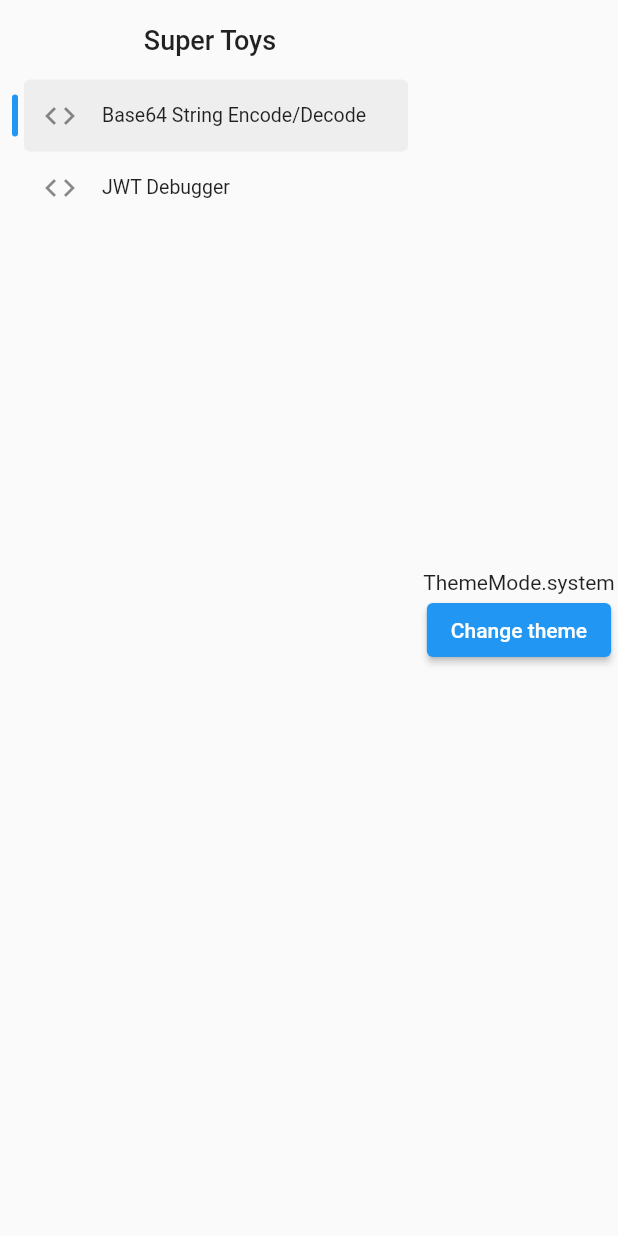
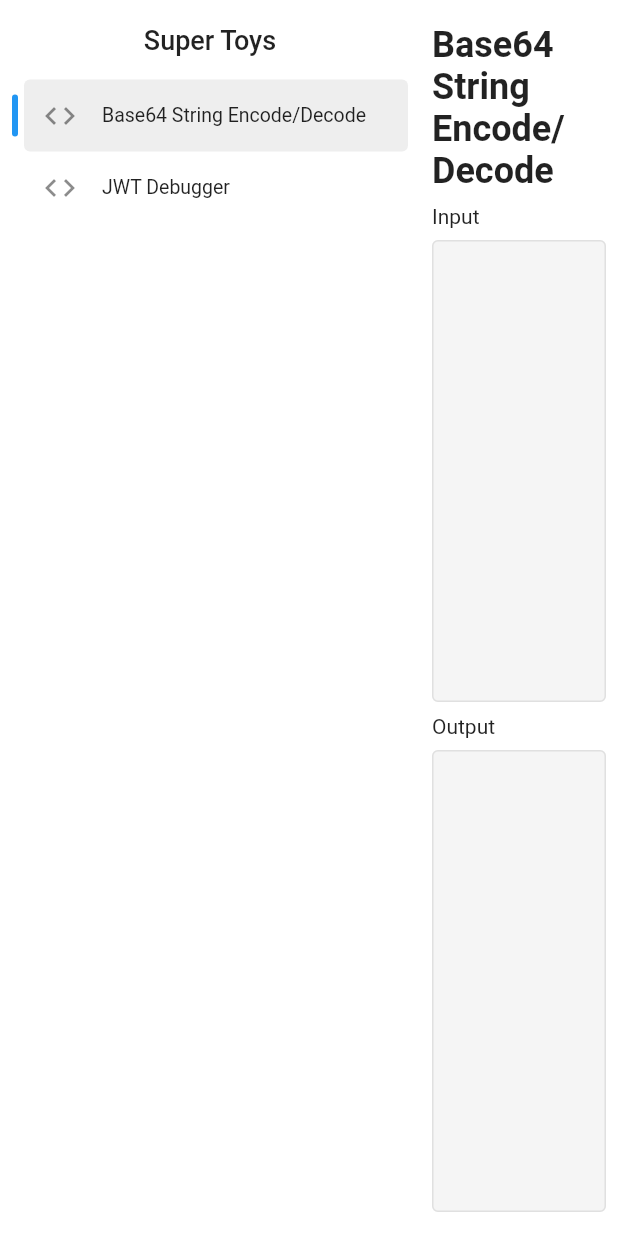
Before and after one commit to xuannghia/SuperToys, a Flutter app: the screen it shows after launch, on a phone screen of 412 x 824 dp. Run offline on Flutter 3.47's test engine with Material 2 defaults, Android fonts, the light colour scheme and no system bars; our stand-ins replace flutter_hooks, flutter_riverpod, go_router, hive, hive_flutter, hooks_riverpod; accounts and stored records are empty.

Commit message:
wip: main page with base64 encode

```diff
--- a/lib/configs/themes/light_theme.dart
+++ b/lib/configs/themes/light_theme.dart
@@ -3,9 +3,23 @@ import 'package:flutter/material.dart';
 ThemeData lightTheme = ThemeData(
   primarySwatch: Colors.blue,
   splashFactory: NoSplash.splashFactory,
+  scaffoldBackgroundColor: Colors.white,
+  backgroundColor: Colors.white,
   elevatedButtonTheme: ElevatedButtonThemeData(
     style: ElevatedButton.styleFrom(
       splashFactory: NoSplash.splashFactory,
     ),
   ),
+  inputDecorationTheme: InputDecorationTheme(
+    border: const OutlineInputBorder(),
+    contentPadding: const EdgeInsets.symmetric(horizontal: 12, vertical: 12),
+    focusedBorder: const OutlineInputBorder(
+        borderSide: BorderSide(color: Colors.blueAccent, width: 2)),
+    enabledBorder: OutlineInputBorder(
+        borderSide: BorderSide(color: Colors.grey.shade300, width: 1)),
+    errorBorder: const OutlineInputBorder(
+        borderSide: BorderSide(color: Colors.redAccent, width: 1)),
+    filled: true,
+    fillColor: Colors.grey.shade100,
+  ),
 );
--- /dev/null
+++ b/lib/modules/base64/base64_provider.dart
@@ -0,0 +1,39 @@
+import 'dart:convert';
+
+import 'package:flutter_riverpod/flutter_riverpod.dart';
+
+class Base64State {
+  final String input;
+  final String output;
+  Base64State(this.input, this.output);
+
+  Base64State copyWith({String? input, String? output}) {
+    return Base64State(
+      input ?? this.input,
+      output ?? this.output,
+    );
+  }
+}
+
+class Base64StateNotifier extends StateNotifier<Base64State> {
+  Base64StateNotifier() : super(Base64State('', ''));
+
+  setInput(String value) {
+    state = state.copyWith(input: value);
+    calcOutput();
+  }
+
+  setOutput(String value) {
+    state = state.copyWith(output: value);
+  }
+
+  calcOutput() {
+    String result = base64Encode(utf8.encode(state.input));
+    setOutput(result);
+  }
+}
+
+final base64StateProvider =
+    StateNotifierProvider<Base64StateNotifier, Base64State>((ref) {
+  return Base64StateNotifier();
+});
--- /dev/null
+++ b/lib/modules/base64/base64_screen_widget.dart
@@ -0,0 +1,65 @@
+import 'package:flutter/material.dart';
+import 'package:flutter_hooks/flutter_hooks.dart';
+import 'package:hooks_riverpod/hooks_riverpod.dart';
+import 'package:super_toys/modules/base64/base64_provider.dart';
+import 'package:super_toys/widgets/page_title.dart';
+import 'package:super_toys/widgets/textarea.dart';
+
+class Base64Screen extends StatefulHookConsumerWidget {
+  const Base64Screen({super.key});
+
+  @override
+  Base64ScreenState createState() => Base64ScreenState();
+}
+
+class Base64ScreenState extends ConsumerState<Base64Screen> {
+  @override
+  Widget build(BuildContext context) {
+    final inputController = useTextEditingController();
+    final outputController = useTextEditingController();
+    final input = ref.watch(base64StateProvider.select((s) => s.input));
+    final output = ref.watch(base64StateProvider.select((s) => s.output));
+
+    useEffect(() {
+      inputController.text = input;
+      return () {};
+    }, []);
+
+    useEffect(() {
+      outputController.text = output;
+      return () {};
+    }, [output]);
+
+    return Container(
+      padding: const EdgeInsets.symmetric(vertical: 16, horizontal: 8),
+      child: Column(
+        crossAxisAlignment: CrossAxisAlignment.start,
+        children: [
+          const PageTitle(title: 'Base64 String Encode/Decode'),
+          Container(
+            margin: const EdgeInsets.symmetric(vertical: 8),
+            child: const Text('Input'),
+          ),
+          Expanded(
+            child: Textarea(
+              controller: inputController,
+              onChanged: (value) {
+                ref.read(base64StateProvider.notifier).setInput(value);
+              },
+            ),
+          ),
+          Container(
+            margin: const EdgeInsets.symmetric(vertical: 8),
+            child: const Text('Output'),
+          ),
+          Expanded(
+            child: Textarea(
+              readOnly: true,
+              controller: outputController,
+            ),
+          )
+        ],
+      ),
+    );
+  }
+}
--- a/lib/modules/home/home_screen_widget.dart
+++ b/lib/modules/home/home_screen_widget.dart
@@ -1,6 +1,6 @@
 import 'package:flutter/material.dart';
 import 'package:flutter_riverpod/flutter_riverpod.dart';
-import 'package:super_toys/modules/app/app_preferences_provider.dart';
+import 'package:super_toys/modules/base64/base64_screen_widget.dart';
 import 'package:super_toys/modules/home/sidebar_items.dart';
 import 'package:super_toys/modules/home/sidebar_widget.dart';
 
@@ -22,10 +22,6 @@ class HomeScreenState extends ConsumerState<HomeScreen> {
 
   @override
   Widget build(BuildContext context) {
-    final themeMode =
-        ref.watch(appPreferencesProvider.select((_) => _.themeMode));
-    final setThemeMode = ref.read(appPreferencesProvider).setThemeMode;
-
     return Scaffold(
       body: Row(
         children: [
@@ -54,25 +50,15 @@ class HomeScreenState extends ConsumerState<HomeScreen> {
           Expanded(
             child: Container(
               alignment: Alignment.center,
-              child: Container(
-                alignment: Alignment.center,
-                child: Column(
-                  mainAxisAlignment: MainAxisAlignment.center,
-                  children: [
-                    Text('$themeMode'),
-                    ElevatedButton(
-                      onPressed: () {
-                        if (themeMode == ThemeMode.dark) {
-                          setThemeMode(ThemeMode.light);
-                        } else {
-                          setThemeMode(ThemeMode.dark);
-                        }
-                      },
-                      child: const Text('Change theme'),
-                    )
-                  ],
-                ),
-              ),
+              child: Builder(builder: (ctx) {
+                switch (_activeSidebar) {
+                  case SidebarType.base64:
+                    return const Base64Screen();
+                  default:
+                    return Text('404',
+                        style: Theme.of(context).textTheme.headline3);
+                }
+              }),
             ),
           )
         ],
--- /dev/null
+++ b/lib/widgets/page_title.dart
@@ -0,0 +1,14 @@
+import 'package:flutter/material.dart';
+
+class PageTitle extends StatelessWidget {
+  final String title;
+  const PageTitle({super.key, required this.title});
+
+  @override
+  Widget build(BuildContext context) {
+    return Text(
+      title,
+      style: const TextStyle(fontSize: 24, fontWeight: FontWeight.bold),
+    );
+  }
+}
--- /dev/null
+++ b/lib/widgets/textarea.dart
@@ -0,0 +1,25 @@
+import 'package:flutter/cupertino.dart';
+import 'package:flutter/material.dart';
+import 'package:flutter_hooks/flutter_hooks.dart';
+
+class Textarea extends HookWidget {
+  final TextEditingController controller;
+  final Function(String)? onChanged;
+  final bool? readOnly;
+  const Textarea(
+      {super.key, required this.controller, this.onChanged, this.readOnly});
+
+  @override
+  Widget build(BuildContext context) {
+    return TextField(
+      readOnly: readOnly ?? false,
+      controller: controller,
+      onChanged: onChanged,
+      textAlignVertical: TextAlignVertical.top,
+      keyboardType: TextInputType.multiline,
+      minLines: null,
+      maxLines: null,
+      expands: true,
+    );
+  }
+}
```
